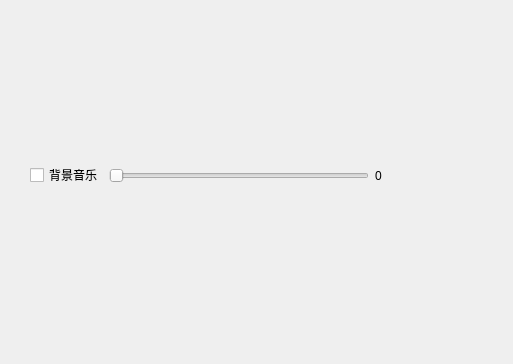
Old version of the form option.ui in the repository xingwangzhe/Tetris.
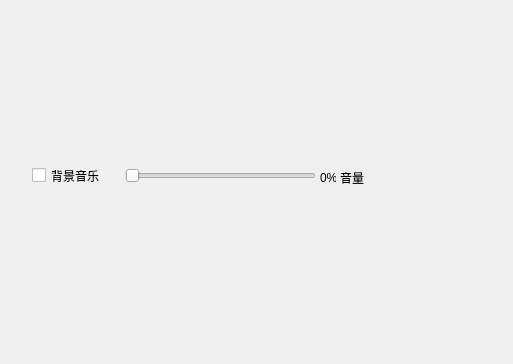
New version of the form. Icons and pictures are not drawn.

```diff
--- a/option.ui
+++ b/option.ui
@@ -23,21 +23,53 @@
    <iconset resource="haah.qrc">
     <normaloff>:/PNG/buttonSquare_blue_pressed.png</normaloff>:/PNG/buttonSquare_blue_pressed.png</iconset>
   </property>
-  <widget class="QWidget" name="layoutWidget">
+  <widget class="QLabel" name="label">
    <property name="geometry">
     <rect>
-     <x>30</x>
-     <y>130</y>
-     <width>391</width>
-     <height>91</height>
+     <x>340</x>
+     <y>170</y>
+     <width>30</width>
+     <height>16</height>
     </rect>
    </property>
-   <layout class="QHBoxLayout" name="horizontalLayout">
-    <item>
+   <property name="styleSheet">
+    <string notr="true">background-image: url(:/rescoures/buttonSquare_grey_pressed.png);</string>
+   </property>
+   <property name="text">
+    <string>音量</string>
+   </property>
+  </widget>
+  <widget class="QLabel" name="label_4">
+   <property name="geometry">
+    <rect>
+     <x>320</x>
+     <y>170</y>
+     <width>16</width>
+     <height>16</height>
+    </rect>
+   </property>
+   <property name="styleSheet">
+    <string notr="true">background-image: url(:/rescoures/buttonSquare_grey_pressed.png);</string>
+   </property>
+   <property name="text">
+    <string>0%</string>
+   </property>
+  </widget>
      <widget class="QCheckBox" name="checkBox">
       <property name="enabled">
        <bool>true</bool>
       </property>
+   <property name="geometry">
+    <rect>
+     <x>32</x>
+     <y>166</y>
+     <width>87</width>
+     <height>19</height>
+    </rect>
+   </property>
+   <property name="styleSheet">
+    <string notr="true">background-image: url(:/rescoures/buttonSquare_beige.png);</string>
+   </property>
       <property name="text">
        <string>背景音乐</string>
       </property>
@@ -48,51 +80,27 @@
        <bool>false</bool>
       </property>
      </widget>
-    </item>
-    <item>
      <widget class="QSlider" name="horizontalSlider">
       <property name="enabled">
        <bool>true</bool>
       </property>
+   <property name="geometry">
+    <rect>
+     <x>125</x>
+     <y>165</y>
+     <width>191</width>
+     <height>22</height>
+    </rect>
+   </property>
+   <property name="styleSheet">
+    <string notr="true">background-image: url(:/rescoures/buttonLong_beige.png);</string>
+   </property>
       <property name="orientation">
        <enum>Qt::Horizontal</enum>
       </property>
      </widget>
-    </item>
-    <item>
-     <widget class="QLabel" name="label_4">
-      <property name="text">
-       <string>0</string>
-      </property>
-     </widget>
-    </item>
-    <item>
-     <widget class="QLabel" name="label">
-      <property name="text">
-       <string/>
-      </property>
-     </widget>
-    </item>
-    <item>
-     <widget class="QLabel" name="label_3">
-      <property name="text">
-       <string/>
-      </property>
-     </widget>
-    </item>
-    <item>
-     <widget class="QLabel" name="label_2">
-      <property name="text">
-       <string/>
-      </property>
-     </widget>
-    </item>
-   </layout>
-  </widget>
- </widget>
- <resources>
-  <include location="haah.qrc"/>
- </resources>
+ </widget>
+ <resources/>
  <connections>
   <connection>
    <sender>checkBox</sender>
```
Left out of the diff: 2 changed lines with no effect on the pictures. Lines whose indentation alone changed are shown as unchanged.
